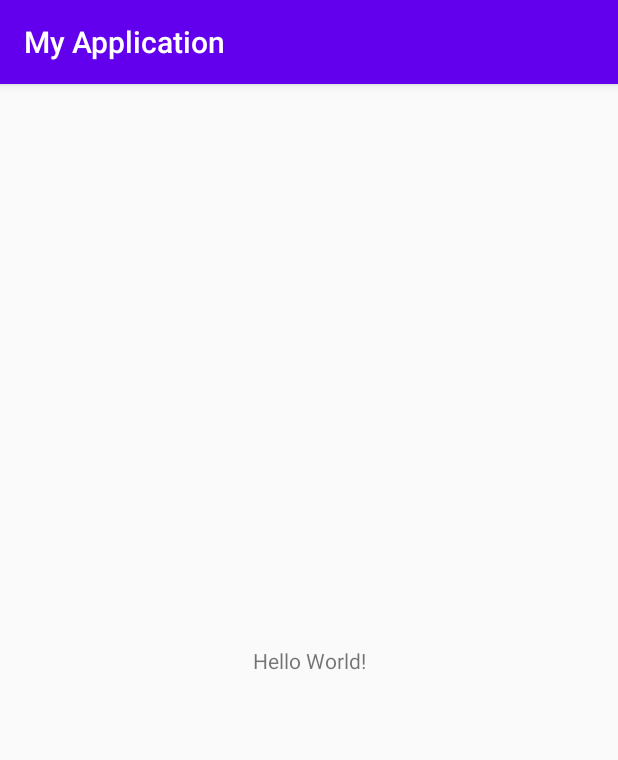
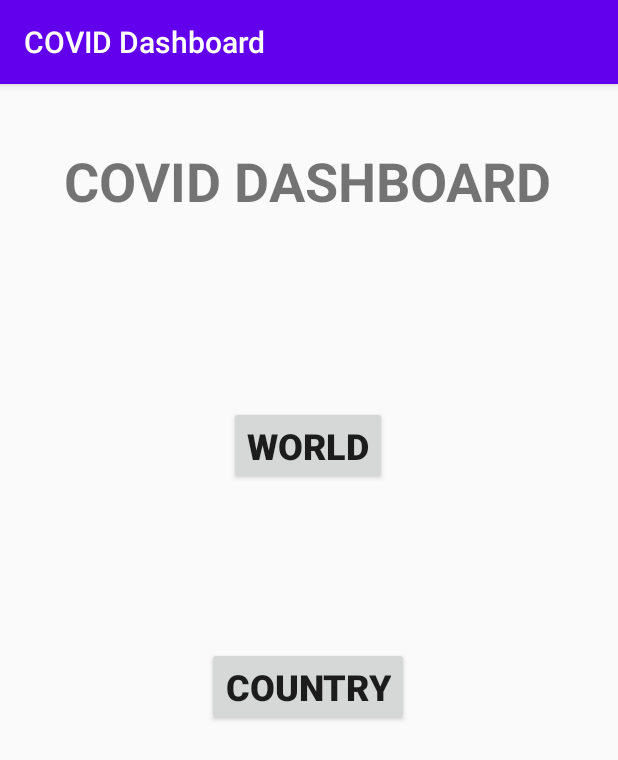
Before and after one commit to jaycedel/covid_dashboard, an Android app: the screen it shows after launch (MainActivity), on a phone screen of 412 x 824 dp. Shown: the top 760 px of the screen. Run offline under Robolectric (Android 15) with nearby library versions, the phone set to English and light mode, and no system bars.

Commit message:
fix layout

```diff
--- a/app/src/main/AndroidManifest.xml
+++ b/app/src/main/AndroidManifest.xml
@@ -9,6 +9,8 @@
         android:roundIcon="@mipmap/ic_launcher_round"
         android:supportsRtl="true"
         android:theme="@style/AppTheme">
+        <activity android:name=".CountryActivity"></activity>
+        <activity android:name=".WorldActivity" />
         <activity android:name=".MainActivity">
             <intent-filter>
                 <action android:name="android.intent.action.MAIN" />
--- a/app/src/main/java/com/aut/myapplication/MainActivity.java
+++ b/app/src/main/java/com/aut/myapplication/MainActivity.java
@@ -2,7 +2,10 @@ package com.aut.myapplication;
 
 import androidx.appcompat.app.AppCompatActivity;
 
+import android.content.Intent;
 import android.os.Bundle;
+import android.view.View;
+import android.widget.Button;
 
 public class MainActivity extends AppCompatActivity {
 
@@ -10,5 +13,17 @@ public class MainActivity extends AppCompatActivity {
     protected void onCreate(Bundle savedInstanceState) {
         super.onCreate(savedInstanceState);
         setContentView(R.layout.activity_main);
+
+
+        final Button worldButton = (Button) findViewById(R.id.btn_world);
+        worldButton.setOnClickListener(new View.OnClickListener() {
+            public void onClick(View v) {
+                Intent intent = new Intent(getBaseContext(),WorldActivity.class);
+//                EditText editText = (EditText) findViewById(R.id.editText);
+//                String message = editText.getText().toString();
+//                intent.putExtra(EXTRA_MESSAGE, message);
+                startActivity(intent);
+            }
+        });
     }
 }
--- a/app/src/main/res/layout/activity_main.xml
+++ b/app/src/main/res/layout/activity_main.xml
@@ -7,12 +7,43 @@
     tools:context=".MainActivity">
 
     <TextView
+        android:id="@+id/textView"
         android:layout_width="wrap_content"
         android:layout_height="wrap_content"
-        android:text="Hello World!"
+        android:text="@string/covid_dashboard"
+        android:textSize="36sp"
+        android:textStyle="bold"
+        app:layout_constraintBottom_toTopOf="@+id/btn_world"
+        app:layout_constraintEnd_toEndOf="parent"
+        app:layout_constraintHorizontal_bias="0.493"
+        app:layout_constraintStart_toStartOf="parent"
+        app:layout_constraintTop_toTopOf="parent"
+        app:layout_constraintVertical_bias="0.241" />
+
+    <Button
+        android:id="@+id/btn_world"
+        android:layout_width="wrap_content"
+        android:layout_height="wrap_content"
+        android:layout_marginBottom="108dp"
+        android:text="@string/world"
+        android:textSize="24sp"
+        android:textStyle="bold"
+        app:layout_constraintBottom_toTopOf="@+id/btn_country"
+        app:layout_constraintEnd_toEndOf="parent"
+        app:layout_constraintHorizontal_bias="0.498"
+        app:layout_constraintStart_toStartOf="parent" />
+
+    <Button
+        android:id="@+id/btn_country"
+        android:layout_width="wrap_content"
+        android:layout_height="wrap_content"
+        android:layout_marginBottom="340dp"
+        android:text="@string/country"
+        android:textSize="24sp"
+        android:textStyle="bold"
         app:layout_constraintBottom_toBottomOf="parent"
-        app:layout_constraintLeft_toLeftOf="parent"
-        app:layout_constraintRight_toRightOf="parent"
-        app:layout_constraintTop_toTopOf="parent" />
+        app:layout_constraintEnd_toEndOf="parent"
+        app:layout_constraintHorizontal_bias="0.498"
+        app:layout_constraintStart_toStartOf="parent" />
 
 </androidx.constraintlayout.widget.ConstraintLayout>
--- a/app/src/main/res/values/strings.xml
+++ b/app/src/main/res/values/strings.xml
@@ -1,3 +1,6 @@
 <resources>
-    <string name="app_name">My Application</string>
+    <string name="app_name">COVID Dashboard</string>
+    <string name="world">World</string>
+    <string name="covid_dashboard">COVID DASHBOARD</string>
+    <string name="country">Country</string>
 </resources>
```
Also changed, not shown: app/src/main/java/com/aut/myapplication/CountryActivity.java (added, +14 -0 lines), app/src/main/java/com/aut/myapplication/WorldActivity.java (added, +14 -0 lines), app/src/main/res/layout/activity_country.xml (added, +9 -0 lines), app/src/main/res/layout/activity_world.xml (added, +9 -0 lines).
